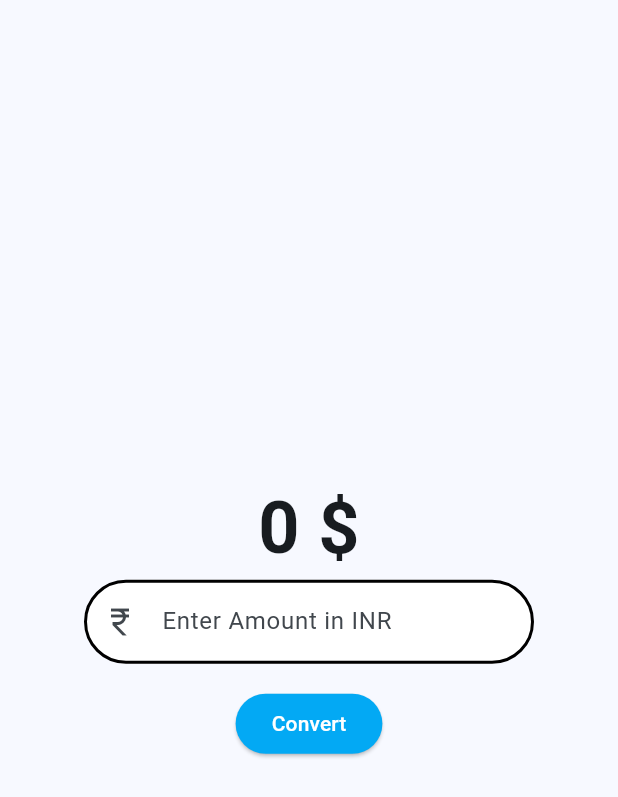
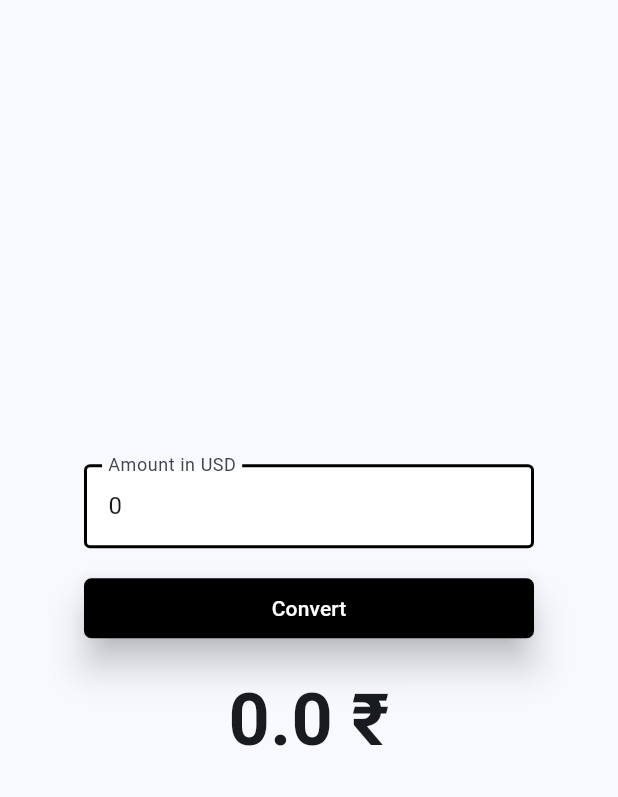
Before and after one commit to TitanGamer03/currency_converter, a Flutter app: the screen it shows after launch, after a tap on "Convert", on a phone screen of 412 x 824 dp. Shown: the top 797 px of the screen. Run offline on Flutter 3.47's test engine with Material 3 defaults, Android fonts, the phone set to English and light mode, and no system bars.

Commit message:
USD to INR functionality completed.

```diff
--- a/lib/pages/currency_converter_page.dart
+++ b/lib/pages/currency_converter_page.dart
@@ -1,3 +1,4 @@
+import 'package:flutter/foundation.dart';
 import 'package:flutter/material.dart';
 
 class CurrencyConverterPage extends StatefulWidget{
@@ -9,8 +10,27 @@ class CurrencyConverterPage extends StatefulWidget{
 
 class _CurrencyConverterPageState extends State<CurrencyConverterPage> {
 
-  final TextEditingController _amountController = TextEditingController();
+  final TextEditingController _fromController = TextEditingController();
+  final TextEditingController _toController = TextEditingController();
   double amount = 0;
+  String formattedNumber = '0';
+  String input = '';
+
+  void convertCurrency() {
+    if (kDebugMode) {
+      print("${_fromController.text}, ${_toController.text}");
+    }
+    setState(() {
+      input = "";
+      if (_fromController.text.isEmpty) {
+        _fromController.text = "0";
+      }
+      amount = double.parse(_fromController.text) * 86.96;
+      String formattedNumber = amount.toStringAsFixed(5);
+      amount = double.parse(formattedNumber);
+      input = '$amount ₹';
+    });
+  }
 
   @override
   Widget build(BuildContext context) {
@@ -19,34 +39,23 @@ class _CurrencyConverterPageState extends State<CurrencyConverterPage> {
         child: Column(
           mainAxisAlignment: MainAxisAlignment.center,
           children: [
-            const Text(
-              '0 \$',
-              style: TextStyle(
-                fontSize: 48,
-                fontWeight: FontWeight.bold,
-              ),
-            ),
 
+            // TextBox for input amount.
             SizedBox(
               width: 300,
               child: TextField(
-                controller: _amountController,
+                controller: _fromController,
                 decoration: InputDecoration(
-                  prefixIcon: const Icon(
-                    Icons.currency_rupee,
-                  ),
-                  hintText: "Enter Amount in INR",
+                  labelText: "Amount in USD",
                   filled: true,
                   fillColor: Colors.white,
                   enabledBorder: OutlineInputBorder(
-                    borderRadius: BorderRadius.circular(30),
                     borderSide: const BorderSide(
                       color: Colors.black,
                       width: 2,
                     ),
                   ),
                   focusedBorder: OutlineInputBorder(
-                    borderRadius: BorderRadius.circular(30),
                     borderSide: const BorderSide(
                       color: Colors.lightBlue,
                       width: 2,
@@ -57,17 +66,49 @@ class _CurrencyConverterPageState extends State<CurrencyConverterPage> {
               ),
             ),
 
+            // const SizedBox(height: 16,),
+            //
+            // TextBox for output amount.
+            // SizedBox(
+            //   width: 300,
+            //   child: TextField(
+            //     controller: _toController,
+            //     decoration: InputDecoration(
+            //       hintText: "Amount in USD",
+            //       filled: true,
+            //       fillColor: Colors.white,
+            //       enabledBorder: OutlineInputBorder(
+            //         borderSide: const BorderSide(
+            //           color: Colors.black,
+            //           width: 2,
+            //         ),
+            //       ),
+            //       focusedBorder: OutlineInputBorder(
+            //         borderSide: const BorderSide(
+            //           color: Colors.lightBlue,
+            //           width: 2,
+            //         ),
+            //       ),
+            //     ),
+            //     keyboardType: TextInputType.number,
+            //   ),
+            // ),
+
             const SizedBox(height: 16,),
 
-            ElevatedButton(
-              onPressed: (){
-                setState(() {
-                  amount = double.parse(_amountController.text);
-                  amount = amount * 0.012;
-                });
-              },
+            // Button to convert currency.
+            SizedBox(
+              width: 300,
+              child: ElevatedButton(
+                onPressed: convertCurrency,
                 style: ButtonStyle(
-                backgroundColor: WidgetStatePropertyAll(Colors.lightBlue),
+                  elevation: WidgetStatePropertyAll(10),
+                  shape: WidgetStatePropertyAll(
+                    RoundedRectangleBorder(
+                      borderRadius: BorderRadius.circular(5),
+                    ),
+                  ),
+                  backgroundColor: WidgetStatePropertyAll(Colors.black),
                 ),
                 child: const Text(
                   "Convert",
@@ -75,8 +116,24 @@ class _CurrencyConverterPageState extends State<CurrencyConverterPage> {
                     color: Colors.white,
                   ),
                 ),
-            )
+              ),
+            ),
 
+            const SizedBox(height: 16,),
+
+            // Show Converted amount.
+            SizedBox(
+              width: 300,
+              child: Center(
+                child: Text(
+                  input,
+                  style: TextStyle(
+                    fontSize: 48,
+                    fontWeight: FontWeight.bold,
+                  ),
+                ),
+              ),
+            ),
           ],
         ),
       ),
```
Also changed, not shown: 2 other files. Lines whose indentation alone changed are shown as unchanged.
